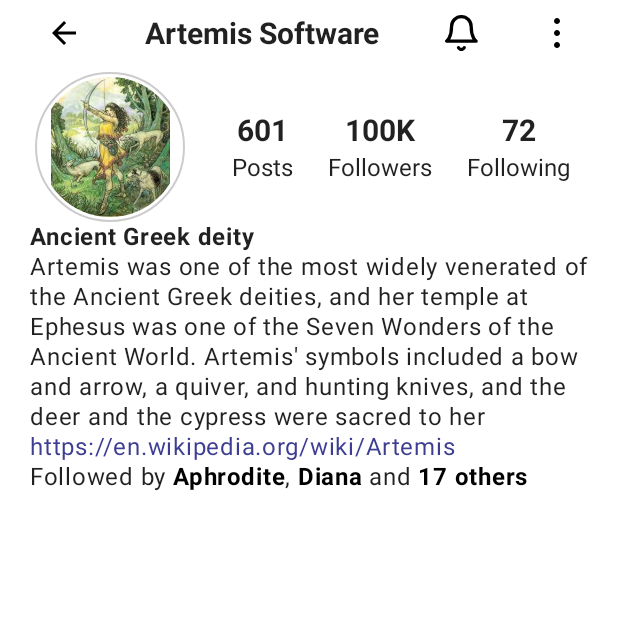
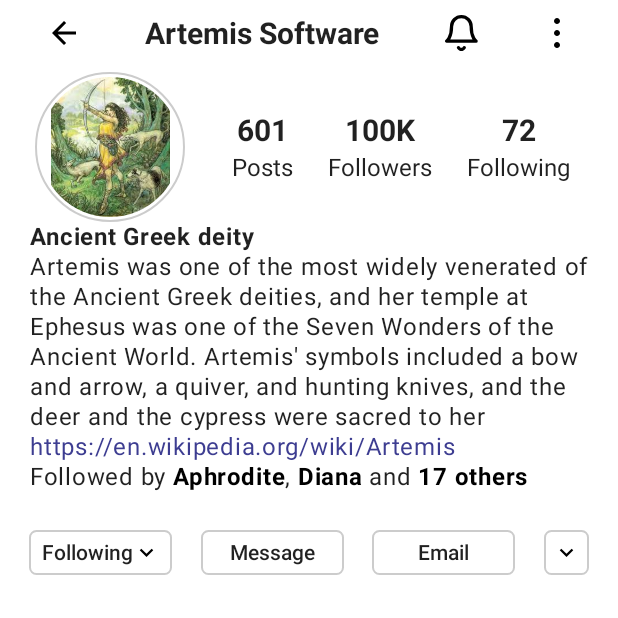
Before and after one commit to ArtemisSoftware/JetPack-Compose-Tutorial-4, an Android app built with Jetpack Compose: the screen it shows after launch (MainActivity), on a phone screen of 412 x 824 dp, the top half of it. Run offline under Robolectric (Android 15) with nearby library versions, the phone set to English and light mode, and no system bars; Roboto replaces fonts that are not available here.

Commit message:
InstagramProfile - ButtonSection

```diff
--- a/app/src/main/java/com/artemissoftware/jetpackcomposetutorial4/ui/instagramprofile/InstagramProfileScreen.kt
+++ b/app/src/main/java/com/artemissoftware/jetpackcomposetutorial4/ui/instagramprofile/InstagramProfileScreen.kt
@@ -6,6 +6,7 @@ import androidx.compose.runtime.Composable
 import androidx.compose.ui.Modifier
 import androidx.compose.ui.tooling.preview.Preview
 import androidx.compose.ui.unit.dp
+import com.artemissoftware.jetpackcomposetutorial4.ui.instagramprofile.composables.ButtonSection
 import com.artemissoftware.jetpackcomposetutorial4.ui.instagramprofile.composables.ProfileSection
 import com.artemissoftware.jetpackcomposetutorial4.ui.instagramprofile.composables.TopBar
 import com.artemissoftware.jetpackcomposetutorial4.ui.jetmeditation.MeditationScreen
@@ -25,6 +26,10 @@ fun InstagramProfileScreen(){
 
         ProfileSection()
 
+        Spacer(modifier = Modifier.height(25.dp))
+
+        ButtonSection(modifier = Modifier.fillMaxWidth())
+
     }
 
 }
--- /dev/null
+++ b/app/src/main/java/com/artemissoftware/jetpackcomposetutorial4/ui/instagramprofile/composables/ButtonSection.kt
@@ -0,0 +1,135 @@
+package com.artemissoftware.jetpackcomposetutorial4.ui.instagramprofile.composables
+
+import androidx.compose.foundation.ExperimentalFoundationApi
+import androidx.compose.foundation.Image
+import androidx.compose.foundation.border
+import androidx.compose.foundation.layout.*
+import androidx.compose.foundation.lazy.GridCells
+import androidx.compose.foundation.lazy.LazyRow
+import androidx.compose.foundation.lazy.LazyVerticalGrid
+import androidx.compose.foundation.shape.CircleShape
+import androidx.compose.foundation.shape.RoundedCornerShape
+import androidx.compose.material.Icon
+import androidx.compose.material.Tab
+import androidx.compose.material.TabRow
+import androidx.compose.material.Text
+import androidx.compose.material.icons.Icons
+import androidx.compose.material.icons.filled.ArrowBack
+import androidx.compose.material.icons.filled.KeyboardArrowDown
+import androidx.compose.runtime.Composable
+import androidx.compose.runtime.mutableStateOf
+import androidx.compose.runtime.remember
+import androidx.compose.runtime.setValue
+import androidx.compose.runtime.getValue
+import androidx.compose.ui.Alignment
+import androidx.compose.ui.Modifier
+import androidx.compose.ui.draw.clip
+import androidx.compose.ui.draw.scale
+import androidx.compose.ui.graphics.Color
+import androidx.compose.ui.graphics.painter.Painter
+import androidx.compose.ui.graphics.vector.ImageVector
+import androidx.compose.ui.layout.ContentScale
+import androidx.compose.ui.res.painterResource
+import androidx.compose.ui.text.SpanStyle
+import androidx.compose.ui.text.buildAnnotatedString
+import androidx.compose.ui.text.font.FontWeight
+import androidx.compose.ui.text.style.TextAlign
+import androidx.compose.ui.text.style.TextOverflow
+import androidx.compose.ui.tooling.preview.Preview
+import androidx.compose.ui.unit.dp
+import androidx.compose.ui.unit.sp
+import com.artemissoftware.jetpackcomposetutorial4.R
+
+@Composable
+fun ButtonSection(
+    modifier: Modifier = Modifier
+) {
+    val minWidth = 95.dp
+    val height = 30.dp
+    Row(
+        horizontalArrangement = Arrangement.SpaceEvenly,
+        modifier = modifier
+    ) {
+        ActionButton(
+            text = "Following",
+            icon = Icons.Default.KeyboardArrowDown,
+            modifier = Modifier
+                .defaultMinSize(minWidth = minWidth)
+                .height(height)
+        )
+        ActionButton(
+            text = "Message",
+            modifier = Modifier
+                .defaultMinSize(minWidth = minWidth)
+                .height(height)
+        )
+        ActionButton(
+            text = "Email",
+            modifier = Modifier
+                .defaultMinSize(minWidth = minWidth)
+                .height(height)
+        )
+        ActionButton(
+            icon = Icons.Default.KeyboardArrowDown,
+            modifier = Modifier
+                .size(height)
+        )
+    }
+}
+
+@Composable
+fun ActionButton(
+    modifier: Modifier = Modifier,
+    text: String? = null,
+    icon: ImageVector? = null
+) {
+    Row(
+        horizontalArrangement = Arrangement.Center,
+        verticalAlignment = Alignment.CenterVertically,
+        modifier = modifier
+            .border(
+                width = 1.dp,
+                color = Color.LightGray,
+                shape = RoundedCornerShape(5.dp)
+            )
+            .padding(6.dp)
+    ) {
+        if(text != null) {
+            Text(
+                text = text,
+                fontWeight = FontWeight.SemiBold,
+                fontSize = 14.sp
+            )
+        }
+        if(icon != null) {
+            Icon(
+                imageVector = icon,
+                contentDescription = null,
+                tint = Color.Black
+            )
+        }
+    }
+}
+
+
+@Preview(showBackground = true)
+@Composable
+private fun ActionButtonPreview() {
+
+    val minWidth = 95.dp
+    val height = 30.dp
+
+    ActionButton(
+        text = "Email",
+        modifier = Modifier
+            .defaultMinSize(minWidth = minWidth)
+            .height(height)
+    )
+}
+
+
+@Preview(showBackground = true)
+@Composable
+private fun DefaultPreview() {
+    ButtonSection()
+}
```
Also changed, not shown: app/src/main/java/com/artemissoftware/jetpackcomposetutorial4/ui/instagramprofile/composables/TopBar.kt (+4 -25 lines).
